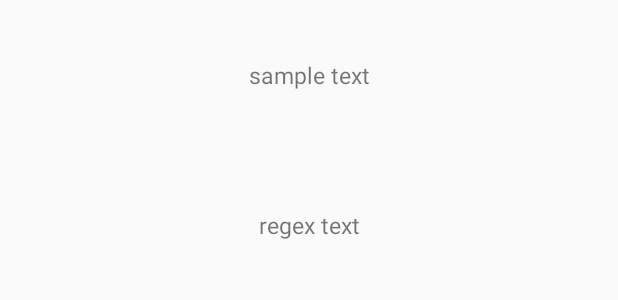
After one commit to truongngoclinh/Samples, an Android app: the layout activity_regex_test.xml on its own in the app's theme, with its tools: preview values and no code run, on a phone screen of 412 x 824 dp. The commit adds this screen. Shown: the top 300 px of the screen. Run offline under Robolectric (Android 15) with nearby library versions, the phone set to English and light mode, and no system bars.

Commit message:
add regex sample

```diff
--- a/Samples/app/src/main/AndroidManifest.xml
+++ b/Samples/app/src/main/AndroidManifest.xml
@@ -57,6 +57,9 @@
         <activity
             android:name=".eventbus.TestNotificationAtivity_"
             android:screenOrientation="portrait" />
+        <activity
+            android:name=".test.TestRegexActivity_"
+            android:screenOrientation="portrait" />
 
         <activity
             android:name="com.facebook.FacebookActivity"
--- a/Samples/app/src/main/res/layout/activity_main.xml
+++ b/Samples/app/src/main/res/layout/activity_main.xml
@@ -65,4 +65,10 @@
         android:layout_height="wrap_content"
         android:text="EventBus" />
 
+    <Button
+        android:id="@+id/regexDemo"
+        android:layout_width="wrap_content"
+        android:layout_height="wrap_content"
+        android:text="String Regex" />
+
 </LinearLayout>
--- /dev/null
+++ b/Samples/app/src/main/res/layout/activity_regex_test.xml
@@ -0,0 +1,24 @@
+<?xml version="1.0" encoding="utf-8"?>
+<LinearLayout xmlns:android="http://schemas.android.com/apk/res/android"
+    android:layout_width="match_parent"
+    android:layout_height="match_parent"
+    android:orientation="vertical">
+
+    <TextView
+        android:id="@+id/regexSample"
+        android:layout_width="match_parent"
+        android:layout_height="100dp"
+        android:gravity="center"
+        android:text="sample text"
+        android:textSize="15sp" />
+
+    <TextView
+        android:id="@+id/regexText"
+        android:layout_width="match_parent"
+        android:layout_height="100dp"
+        android:gravity="center"
+        android:text="regex text"
+        android:textAlignment="center"
+        android:textSize="15sp" />
+
+</LinearLayout>
```
Also changed, not shown: Samples/app/src/main/java/samples/linhtruong/com/app/MainActivity.java (+15 -0 lines), Samples/app/src/main/java/samples/linhtruong/com/app/test/TestRegexActivity.java (added, +64 -0 lines), Samples/base/src/main/java/samples/linhtruong/com/base/manager/AppStateManager.java (added, +29 -0 lines), Samples/utils/src/main/java/samples/linhtruong/com/utils/RegexUtils.java (added, +92 -0 lines).
